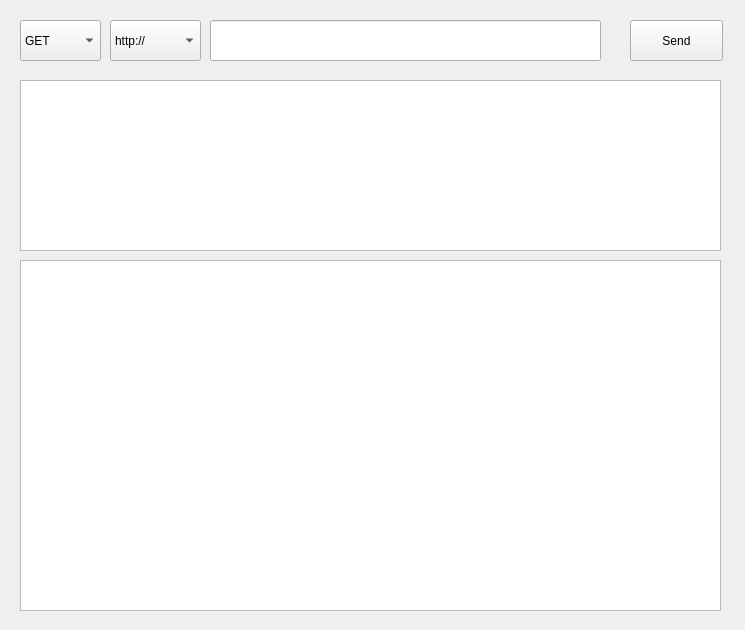
The window that mainwindow.ui (ReadWriteV/HttpRequestTool) describes before a commit, drawn with Qt 5.
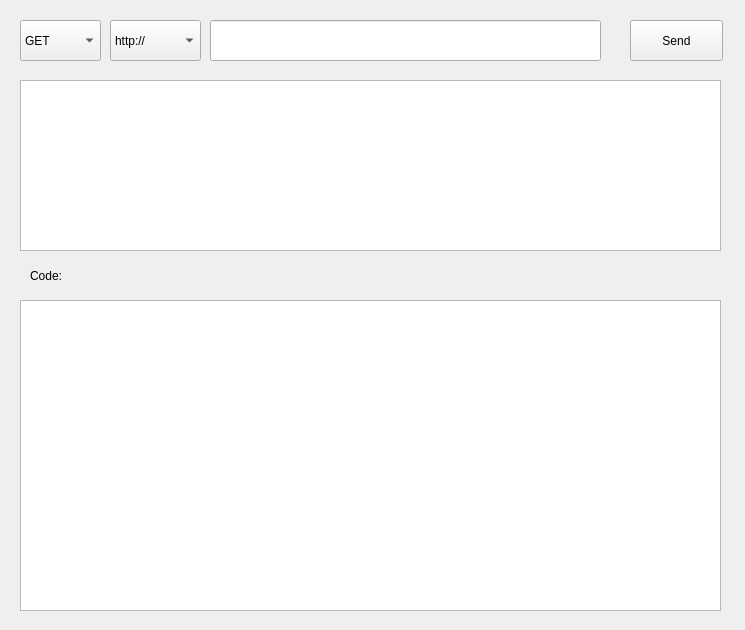
The same window after the commit. Icons and pictures are not drawn.

Commit message: :sparkles: json response display is better

Diff of the .ui file:
```diff
--- a/mainwindow.ui
+++ b/mainwindow.ui
@@ -92,9 +92,9 @@
     <property name="geometry">
      <rect>
       <x>20</x>
-      <y>260</y>
+      <y>300</y>
       <width>701</width>
-      <height>351</height>
+      <height>311</height>
      </rect>
     </property>
    </widget>
@@ -123,6 +123,32 @@
      </rect>
     </property>
    </widget>
+   <widget class="QLabel" name="label">
+    <property name="geometry">
+     <rect>
+      <x>30</x>
+      <y>260</y>
+      <width>71</width>
+      <height>31</height>
+     </rect>
+    </property>
+    <property name="text">
+     <string>Code:</string>
+    </property>
+   </widget>
+   <widget class="QLabel" name="label_2">
+    <property name="geometry">
+     <rect>
+      <x>80</x>
+      <y>260</y>
+      <width>71</width>
+      <height>31</height>
+     </rect>
+    </property>
+    <property name="text">
+     <string/>
+    </property>
+   </widget>
   </widget>
   <action name="actionopenfile">
    <property name="text">
```
The commit also changes 2 other files.
